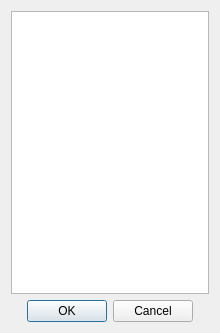
First picture: the form in ui/FindIDWindow.ui, repository altair823/PWM2, before the edit.
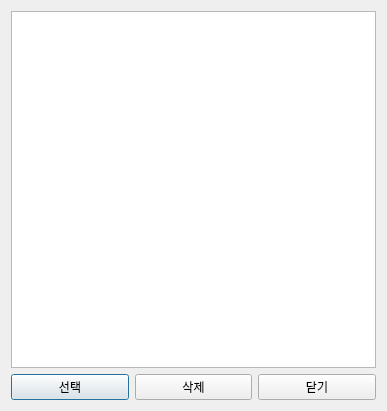
Second picture: the form after the edit.

Diff of the .ui file:
```diff
--- a/ui/FindIDWindow.ui
+++ b/ui/FindIDWindow.ui
@@ -6,27 +6,14 @@
    <rect>
     <x>0</x>
     <y>0</y>
-    <width>220</width>
-    <height>333</height>
+    <width>387</width>
+    <height>411</height>
    </rect>
   </property>
   <property name="windowTitle">
    <string>Stored IDs</string>
   </property>
   <layout class="QGridLayout" name="gridLayout">
-   <item row="2" column="0">
-    <widget class="QDialogButtonBox" name="buttonBox">
-     <property name="orientation">
-      <enum>Qt::Horizontal</enum>
-     </property>
-     <property name="standardButtons">
-      <set>QDialogButtonBox::Cancel|QDialogButtonBox::Ok</set>
-     </property>
-     <property name="centerButtons">
-      <bool>true</bool>
-     </property>
-    </widget>
-   </item>
    <item row="0" column="0">
     <widget class="QListWidget" name="listWidgetIDs">
      <property name="editTriggers">
@@ -37,6 +24,31 @@
      </property>
     </widget>
    </item>
+   <item row="1" column="0">
+    <layout class="QHBoxLayout" name="horizontalLayout">
+     <item>
+      <widget class="QPushButton" name="pushButtonSelectID">
+       <property name="text">
+        <string>선택</string>
+       </property>
+      </widget>
+     </item>
+     <item>
+      <widget class="QPushButton" name="pushButtonDeleteID">
+       <property name="text">
+        <string>삭제</string>
+       </property>
+      </widget>
+     </item>
+     <item>
+      <widget class="QPushButton" name="pushButtonClose">
+       <property name="text">
+        <string>닫기</string>
+       </property>
+      </widget>
+     </item>
+    </layout>
+   </item>
   </layout>
  </widget>
  <resources/>
```
Left out of the diff: 35 changed lines with no effect on the pictures.
